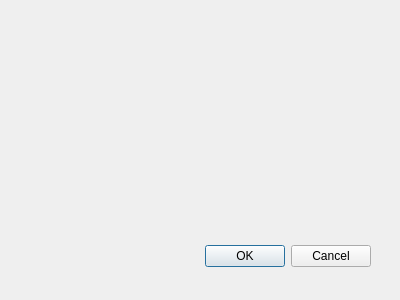
Above: studentprojectview.ui from abhinavthukral28/stuPID before the change. Below: the same form after it.
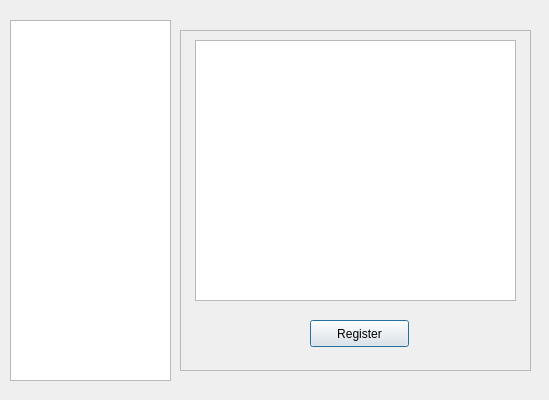
That is the form after the change.

The edit to the form file:
```diff
--- a/studentprojectview.ui
+++ b/studentprojectview.ui
@@ -8,27 +8,60 @@
    <rect>
     <x>0</x>
     <y>0</y>
-    <width>400</width>
-    <height>300</height>
+    <width>549</width>
+    <height>400</height>
    </rect>
   </property>
   <property name="windowTitle">
    <string>Dialog</string>
   </property>
-  <widget class="QDialogButtonBox" name="buttonBox">
+  <widget class="QFrame" name="frame">
    <property name="geometry">
     <rect>
-     <x>30</x>
-     <y>240</y>
-     <width>341</width>
-     <height>32</height>
+     <x>180</x>
+     <y>30</y>
+     <width>351</width>
+     <height>341</height>
     </rect>
    </property>
-   <property name="orientation">
-    <enum>Qt::Horizontal</enum>
+   <property name="frameShape">
+    <enum>QFrame::StyledPanel</enum>
    </property>
-   <property name="standardButtons">
-    <set>QDialogButtonBox::Cancel|QDialogButtonBox::Ok</set>
+   <property name="frameShadow">
+    <enum>QFrame::Raised</enum>
+   </property>
+   <widget class="QPushButton" name="registerButton">
+    <property name="geometry">
+     <rect>
+      <x>130</x>
+      <y>290</y>
+      <width>99</width>
+      <height>27</height>
+     </rect>
+    </property>
+    <property name="text">
+     <string>Register</string>
+    </property>
+   </widget>
+   <widget class="QTextBrowser" name="textBrowser">
+    <property name="geometry">
+     <rect>
+      <x>15</x>
+      <y>10</y>
+      <width>321</width>
+      <height>261</height>
+     </rect>
+    </property>
+   </widget>
+  </widget>
+  <widget class="QListWidget" name="listWidget">
+   <property name="geometry">
+    <rect>
+     <x>10</x>
+     <y>20</y>
+     <width>161</width>
+     <height>361</height>
+    </rect>
    </property>
   </widget>
  </widget>
```
Left out of the diff: 40 changed lines with no effect on the pictures.
